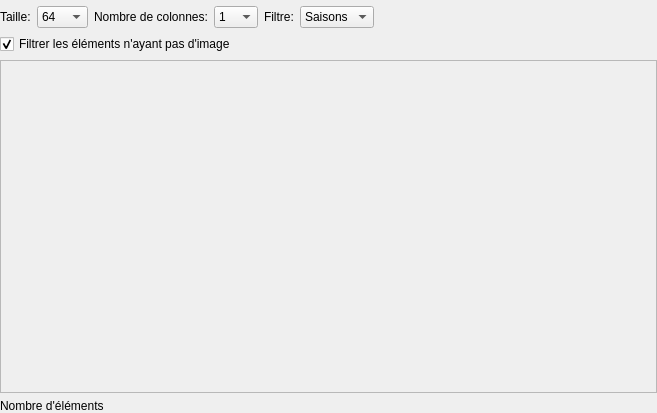
This is src/ui/tabs/tiles_list_tab.ui in seigneurfuo/MyAnimeManager3 as Qt 5 draws it before an edit. The edited form follows.
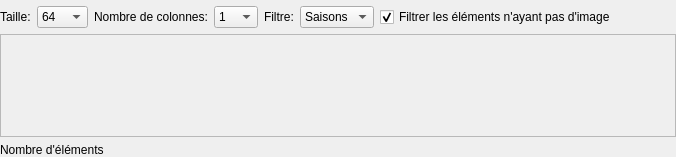
This is the edited form.

Commit message: Réorganisation rapide de l'écran des tuiles

```diff
--- a/src/ui/tabs/tiles_list_tab.ui
+++ b/src/ui/tabs/tiles_list_tab.ui
@@ -6,8 +6,8 @@
    <rect>
     <x>0</x>
     <y>0</y>
-    <width>657</width>
-    <height>413</height>
+    <width>676</width>
+    <height>157</height>
    </rect>
   </property>
   <property name="windowTitle">
@@ -36,8 +36,8 @@
        <rect>
         <x>0</x>
         <y>0</y>
-        <width>651</width>
-        <height>313</height>
+        <width>670</width>
+        <height>87</height>
        </rect>
       </property>
       <layout class="QGridLayout" name="gridLayout_3">
@@ -67,16 +67,6 @@
      </property>
     </widget>
    </item>
-   <item row="1" column="0">
-    <widget class="QCheckBox" name="checkBox">
-     <property name="text">
-      <string>Filtrer les éléments n'ayant pas d'image</string>
-     </property>
-     <property name="checked">
-      <bool>true</bool>
-     </property>
-    </widget>
-   </item>
    <item row="0" column="0">
     <layout class="QHBoxLayout" name="horizontalLayout_2">
      <item>
@@ -172,6 +162,16 @@
        </item>
       </widget>
      </item>
+     <item>
+      <widget class="QCheckBox" name="checkBox">
+       <property name="text">
+        <string>Filtrer les éléments n'ayant pas d'image</string>
+       </property>
+       <property name="checked">
+        <bool>true</bool>
+       </property>
+      </widget>
+     </item>
      <item>
       <spacer name="horizontalSpacer">
        <property name="orientation">
```
Left out of the diff: 2 changed lines with no effect on the pictures.
